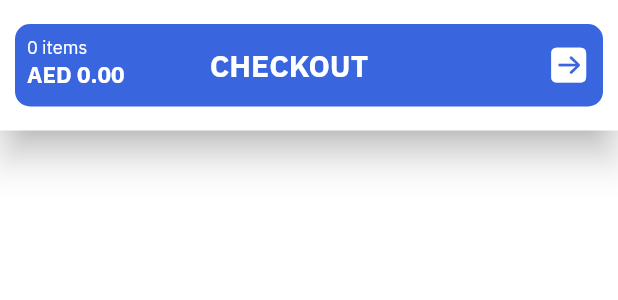
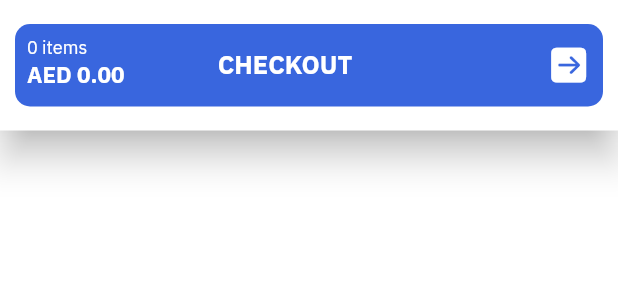
Before and after one commit to nashaatMVP/Salla, a Flutter app: the CartBottomSheetWidget widget shown alone on an empty page, opened directly, on a phone screen of 412 x 824 dp. Shown: the top 300 px of the screen. Run offline on Flutter 3.47's test engine with Material 3 defaults, Android fonts, the phone set to English and light mode, and no system bars; our stand-ins replace carousel_slider, cloud_firestore, fancy_shimmer_image, firebase_auth, firebase_core, firebase_storage and 13 more; missing offline and left inert: country_flags, dynamic_height_grid_view; accounts and stored records are empty; network calls fail.

Commit message:
offer screen && checkout_screen.dart

```diff
--- a/lib/screens/cart/cart_screen.dart
+++ b/lib/screens/cart/cart_screen.dart
@@ -36,10 +36,12 @@ class _CartScreenState extends State<CartScreen> {
             backgroundColor: Colors.transparent,
             appBar: CustomAppBar(
               text: "Your Cart",
+              isCart: true,
               onDelete: () async {
               await cartProvider.clearCartFromFirestore(context: context);
               cartProvider.clearLocalCart();
-            },),
+            },
+            ),
             body: LoadingManager(
               isLoading: isLoading,
               child: Column(
--- a/lib/screens/cart/widgets/checkout_widget.dart
+++ b/lib/screens/cart/widgets/checkout_widget.dart
@@ -23,7 +23,13 @@ class CartBottomSheetWidget extends StatelessWidget {
         elevation: 10,
         backgroundColor: appColors.secondaryColor,
         onClosing: () {},
-        builder: (e) =>  Padding(
+        builder: (e) =>  InkWell(
+          onTap: () => Navigator.push(
+              context,
+              MaterialPageRoute(
+                builder: (context) => const CheckoutScreen(),
+              )),
+          child: Padding(
             padding: const EdgeInsets.symmetric(horizontal: 10.0, vertical: 16),
             child: CustomContainer(
               color: blueColor,
@@ -42,21 +48,13 @@ class CartBottomSheetWidget extends StatelessWidget {
                         TextWidgets.bodyText1("AED ${cartProvider.getTotal(productProvider: productsProvider).toStringAsFixed(2)}",fontSize: 15,fontWeight: FontWeight.bold,color: whiteColor),
                       ],
                     ),
-                  TextWidgets.subHeading("CHECKOUT",color: whiteColor),
+                    TextWidgets.subHeading("CHECKOUT",color: whiteColor,fontSize: 17),
                     kGap5,
-                  InkWell(
-                    onTap: () {
-                      Navigator.push(
-                          context,
-                          MaterialPageRoute(
-                            builder: (context) => const CheckoutScreen(),
-                          ));
-                    },
-                    child: const CustomContainer(
+                    const CustomContainer(
                       child: Icon(CupertinoIcons.arrow_right_square_fill , color: Colors.white,size: 30),
                     ),
+                  ],
                 ),
-                ],
               ),
             ),
           ),
--- a/lib/screens/cart/widgets/qty_widget.dart
+++ b/lib/screens/cart/widgets/qty_widget.dart
@@ -17,7 +17,7 @@ class QtyWidget extends StatelessWidget {
     final productsProvider = Provider.of<ProductProvider>(context);
     final stockValue = productsProvider.findById(cartModel.producttID)?.productQty;
     return CustomContainer(
-      height: 50,
+      height: 40,
       padding: const EdgeInsets.symmetric(horizontal: 2, vertical: 1),
       color: blueColor,
       radius: 30,
@@ -79,7 +79,6 @@ class DeleteWidget extends StatelessWidget {
 
   @override
   Widget build(BuildContext context) {
-    final appColors = Theme.of(context).extension<AppColors>()!;
     final cartModel = Provider.of<CartModel>(context);
     final cartProvider = Provider.of<CartProvider>(context);
 
--- a/lib/shared/app/custom_appbar.dart
+++ b/lib/shared/app/custom_appbar.dart
@@ -12,8 +12,9 @@ class CustomAppBar extends StatelessWidget implements PreferredSizeWidget {
   @override
   final Size preferredSize;
   final String text;
+  final bool isCart;
   final void Function() onDelete;
-  const CustomAppBar({Key? key, required this.onDelete, required this.text}): preferredSize = const Size.fromHeight(55), super(key: key);
+  const CustomAppBar({Key? key, required this.onDelete, required this.text, this.isCart = false}): preferredSize = const Size.fromHeight(55), super(key: key);
 
 
   @override
@@ -36,6 +37,7 @@ class CustomAppBar extends StatelessWidget implements PreferredSizeWidget {
       title: Row(
         mainAxisAlignment: MainAxisAlignment.spaceBetween,
         children: [
+          isCart ? SvgPicture.asset(PhotoLink.cartLink,color: appColors.primaryColor,width: 30):
           GestureDetector(
             onTap: () => Navigator.pop(context),
             child: SvgPicture.asset(PhotoLink.backButtonLink,color: appColors.primaryColor,width: 30),
```
Also changed, not shown: lib/screens/cart/widgets/cart_widget.dart (+7 -4 lines), lib/screens/offers/offers_screen.dart (+5 -6 lines). Lines whose indentation alone changed are shown as unchanged.
